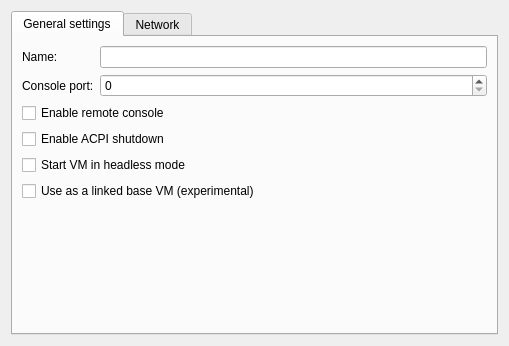
The window that gns3/modules/vmware/ui/vmware_vm_configuration_page.ui (GNS3/gns3-gui) describes before a commit, drawn with Qt 5.
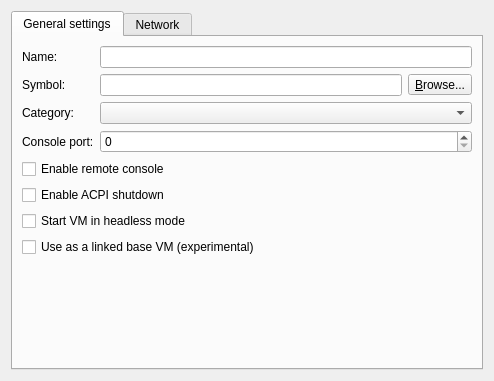
The same window after the commit.

Commit message: Support for custom symbols. Still some work to do on the QGraphicsEffect. Implements #388.

The edit to the form file:
```diff
--- a/gns3/modules/vmware/ui/vmware_vm_configuration_page.ui
+++ b/gns3/modules/vmware/ui/vmware_vm_configuration_page.ui
@@ -6,8 +6,8 @@
    <rect>
     <x>0</x>
     <y>0</y>
-    <width>509</width>
-    <height>346</height>
+    <width>494</width>
+    <height>381</height>
    </rect>
   </property>
   <property name="windowTitle">
@@ -24,38 +24,45 @@
        <string>General settings</string>
       </attribute>
       <layout class="QGridLayout" name="gridLayout">
-       <item row="0" column="0">
-        <widget class="QLabel" name="uiNameLabel">
+       <item row="5" column="0" colspan="2">
+        <widget class="QCheckBox" name="uiACPIShutdownCheckBox">
          <property name="text">
-          <string>Name:</string>
+          <string>Enable ACPI shutdown</string>
          </property>
         </widget>
        </item>
-       <item row="0" column="1">
-        <widget class="QLineEdit" name="uiNameLineEdit"/>
+       <item row="2" column="1">
+        <widget class="QComboBox" name="uiCategoryComboBox"/>
        </item>
        <item row="1" column="0">
+        <widget class="QLabel" name="uiSymbolLabel">
+         <property name="text">
+          <string>Symbol:</string>
+         </property>
+        </widget>
+       </item>
+       <item row="3" column="0">
         <widget class="QLabel" name="uiConsolePortLabel">
          <property name="text">
           <string>Console port:</string>
          </property>
         </widget>
        </item>
-       <item row="1" column="1">
+       <item row="3" column="1">
         <widget class="QSpinBox" name="uiConsolePortSpinBox">
          <property name="maximum">
           <number>65535</number>
          </property>
         </widget>
        </item>
-       <item row="2" column="0" colspan="2">
+       <item row="4" column="0" colspan="2">
         <widget class="QCheckBox" name="uiEnableConsoleCheckBox">
          <property name="text">
           <string>Enable remote console</string>
          </property>
         </widget>
        </item>
-       <item row="4" column="0" colspan="2">
+       <item row="6" column="0" colspan="2">
         <widget class="QCheckBox" name="uiHeadlessModeCheckBox">
          <property name="text">
           <string>Start VM in headless mode</string>
@@ -65,7 +72,7 @@
          </property>
         </widget>
        </item>
-       <item row="6" column="0" colspan="2">
+       <item row="7" column="0" colspan="2">
         <widget class="QCheckBox" name="uiBaseVMCheckBox">
          <property name="enabled">
           <bool>true</bool>
@@ -75,7 +82,41 @@
          </property>
         </widget>
        </item>
-       <item row="7" column="1">
+       <item row="0" column="0">
+        <widget class="QLabel" name="uiNameLabel">
+         <property name="text">
+          <string>Name:</string>
+         </property>
+        </widget>
+       </item>
+       <item row="0" column="1">
+        <widget class="QLineEdit" name="uiNameLineEdit"/>
+       </item>
+       <item row="1" column="1">
+        <layout class="QHBoxLayout" name="horizontalLayout_7">
+         <item>
+          <widget class="QLineEdit" name="uiSymbolLineEdit"/>
+         </item>
+         <item>
+          <widget class="QToolButton" name="uiSymbolToolButton">
+           <property name="text">
+            <string>&amp;Browse...</string>
+           </property>
+           <property name="toolButtonStyle">
+            <enum>Qt::ToolButtonTextOnly</enum>
+           </property>
+          </widget>
+         </item>
+        </layout>
+       </item>
+       <item row="2" column="0">
+        <widget class="QLabel" name="uiCategoryLabel">
+         <property name="text">
+          <string>Category:</string>
+         </property>
+        </widget>
+       </item>
+       <item row="8" column="0">
         <spacer name="verticalSpacer">
          <property name="orientation">
           <enum>Qt::Vertical</enum>
@@ -88,13 +129,6 @@
          </property>
         </spacer>
        </item>
-       <item row="3" column="0" colspan="2">
-        <widget class="QCheckBox" name="uiACPIShutdownCheckBox">
-         <property name="text">
-          <string>Enable ACPI shutdown</string>
-         </property>
-        </widget>
-       </item>
       </layout>
      </widget>
      <widget class="QWidget" name="tab_2">
```
The commit also changes 34 other files.
